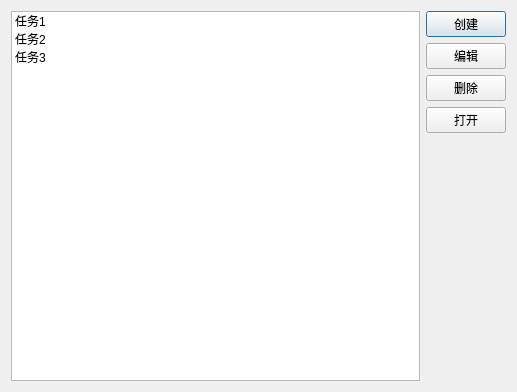
Before: the Qt Designer form all_tasks.ui in bwj124/UI, drawn with Qt 5.
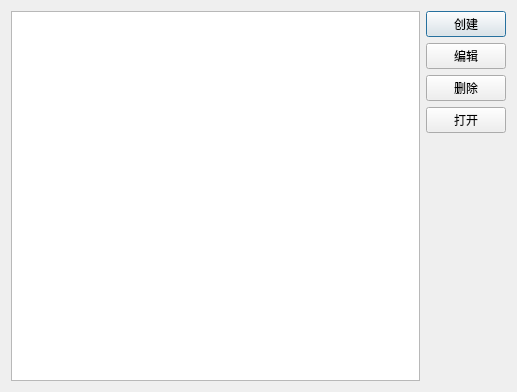
After: the same form once the commit is applied.

Commit message: 任务管理的创建和打开功能

```diff
--- a/all_tasks.ui
+++ b/all_tasks.ui
@@ -17,23 +17,7 @@
    <item>
     <layout class="QHBoxLayout" name="horizontalLayout">
      <item>
-      <widget class="QListWidget" name="listWidget">
-       <item>
-        <property name="text">
-         <string>任务1</string>
-        </property>
-       </item>
-       <item>
-        <property name="text">
-         <string>任务2</string>
-        </property>
-       </item>
-       <item>
-        <property name="text">
-         <string>任务3</string>
-        </property>
-       </item>
-      </widget>
+      <widget class="QListWidget" name="listWidget"/>
      </item>
      <item>
       <layout class="QVBoxLayout" name="verticalLayout">
```
The commit also changes 4 other files.
